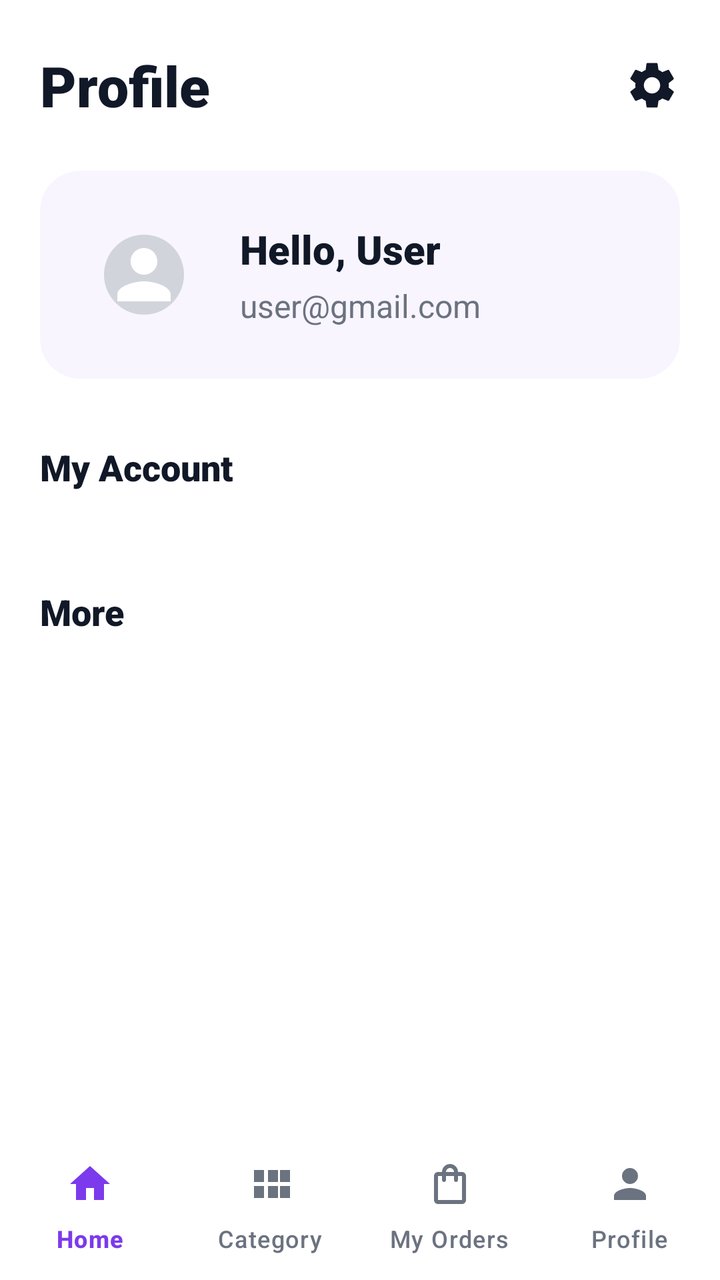
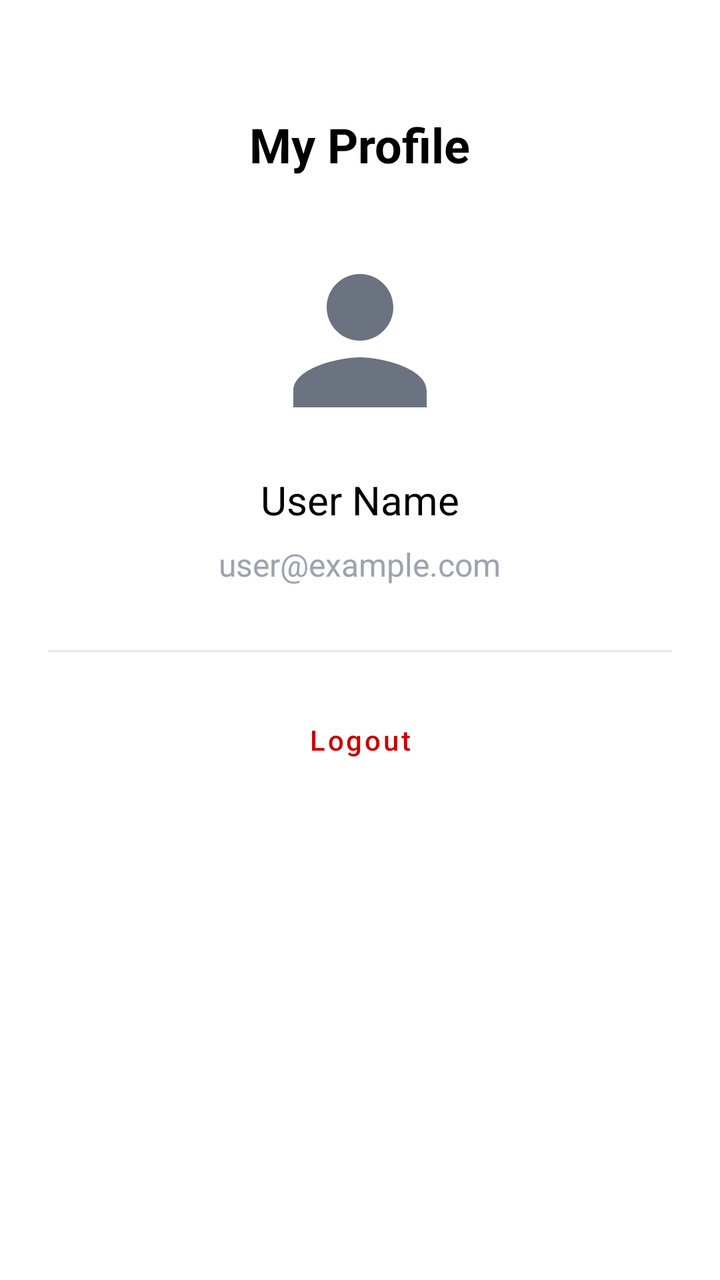

The first picture is an Android layout as it rendered before a commit; the second is the same layout after the commit. The layout source and the unified diff follow.
<!-- AndroidManifest.xml: activity theme Theme.LightShop -->
<!-- res/layout/activity_profile.xml -->
<?xml version="1.0" encoding="utf-8"?>
<androidx.constraintlayout.widget.ConstraintLayout xmlns:android="http://schemas.android.com/apk/res/android"
    xmlns:app="http://schemas.android.com/apk/res-auto"
    xmlns:tools="http://schemas.android.com/tools"
    android:layout_width="match_parent"
    android:layout_height="match_parent"
    android:background="@color/background">

    <androidx.core.widget.NestedScrollView
        android:layout_width="match_parent"
        android:layout_height="0dp"
        app:layout_constraintBottom_toTopOf="@+id/bottomNavigation"
        app:layout_constraintTop_toTopOf="parent">

        <androidx.constraintlayout.widget.ConstraintLayout
            android:layout_width="match_parent"
            android:layout_height="wrap_content"
            android:paddingHorizontal="20dp"
            android:paddingTop="24dp"
            android:paddingBottom="20dp">

            
            <TextView
                android:id="@+id/tvTitle"
                android:layout_width="wrap_content"
                android:layout_height="wrap_content"
                android:fontFamily="sans-serif-black"
                android:text="Profile"
                android:textColor="@color/text_primary"
                android:textSize="28sp"
                app:layout_constraintStart_toStartOf="parent"
                app:layout_constraintTop_toTopOf="parent" />

            <ImageView
                android:id="@+id/ivSettings"
                android:layout_width="28dp"
                android:layout_height="28dp"
                android:contentDescription="@null"
                android:src="@drawable/ic_settings"
                app:layout_constraintBottom_toBottomOf="@+id/tvTitle"
                app:layout_constraintEnd_toEndOf="parent"
                app:layout_constraintTop_toTopOf="@+id/tvTitle" />

            
            <com.google.android.material.card.MaterialCardView
                android:id="@+id/userCard"
                android:layout_width="match_parent"
                android:layout_height="wrap_content"
                android:layout_marginTop="24dp"
                app:cardBackgroundColor="@color/profile_card_bg"
                app:cardCornerRadius="20dp"
                app:cardElevation="0dp"
                app:layout_constraintTop_toBottomOf="@+id/tvTitle"
                app:strokeWidth="0dp">

                <androidx.constraintlayout.widget.ConstraintLayout
                    android:layout_width="match_parent"
                    android:layout_height="wrap_content"
                    android:padding="20dp">

                    <com.google.android.material.imageview.ShapeableImageView
                        android:id="@+id/ivUserProfile"
                        android:layout_width="64dp"
                        android:layout_height="64dp"
                        android:background="#D1D5DB"
                        android:scaleType="centerCrop"
                        android:src="@drawable/ic_person_24"
                        android:padding="12dp"
                        app:layout_constraintBottom_toBottomOf="parent"
                        app:layout_constraintStart_toStartOf="parent"
                        app:layout_constraintTop_toTopOf="parent"
                        app:shapeAppearanceOverlay="@style/CircleImage"
                        app:tint="@color/white" />

                    <TextView
                        android:id="@+id/tvUserName"
                        android:layout_width="wrap_content"
                        android:layout_height="wrap_content"
                        android:layout_marginStart="16dp"
                        android:fontFamily="sans-serif-black"
                        android:text="Hello, User"
                        android:textColor="@color/text_primary"
                        android:textSize="20sp"
                        app:layout_constraintBottom_toTopOf="@+id/tvUserEmail"
                        app:layout_constraintStart_toEndOf="@+id/ivUserProfile"
                        app:layout_constraintTop_toTopOf="@+id/ivUserProfile"
                        app:layout_constraintVertical_chainStyle="packed" />

                    <TextView
                        android:id="@+id/tvUserEmail"
                        android:layout_width="wrap_content"
                        android:layout_height="wrap_content"
                        android:layout_marginTop="4dp"
                        android:text="user@gmail.com"
                        android:textColor="@color/text_subtitle"
                        android:textSize="16sp"
                        app:layout_constraintBottom_toBottomOf="@+id/ivUserProfile"
                        app:layout_constraintStart_toStartOf="@+id/tvUserName"
                        app:layout_constraintTop_toBottomOf="@+id/tvUserName" />

                </androidx.constraintlayout.widget.ConstraintLayout>

            </com.google.android.material.card.MaterialCardView>

            
            <TextView
                android:id="@+id/tvMyAccountLabel"
                android:layout_width="wrap_content"
                android:layout_height="wrap_content"
                android:layout_marginTop="32dp"
                android:fontFamily="sans-serif-black"
                android:text="My Account"
                android:textColor="@color/text_primary"
                android:textSize="18sp"
                app:layout_constraintStart_toStartOf="parent"
                app:layout_constraintTop_toBottomOf="@+id/userCard" />

            <com.google.android.material.card.MaterialCardView
                android:id="@+id/cardMyAccount"
                android:layout_width="match_parent"
                android:layout_height="wrap_content"
                android:layout_marginTop="16dp"
                app:cardBackgroundColor="@color/white"
                app:cardCornerRadius="20dp"
                app:cardElevation="2dp"
                app:layout_constraintTop_toBottomOf="@+id/tvMyAccountLabel"
                app:strokeColor="@color/divider_color"
                app:strokeWidth="1dp">

                <androidx.recyclerview.widget.RecyclerView
                    android:id="@+id/rvMyAccount"
                    android:layout_width="match_parent"
                    android:layout_height="wrap_content"
                    android:overScrollMode="never"
                    tools:itemCount="5"
                    tools:listitem="@layout/item_profile_menu" />

            </com.google.android.material.card.MaterialCardView>

            
            <TextView
                android:id="@+id/tvMoreLabel"
                android:layout_width="wrap_content"
                android:layout_height="wrap_content"
                android:layout_marginTop="32dp"
                android:fontFamily="sans-serif-black"
                android:text="More"
                android:textColor="@color/text_primary"
                android:textSize="18sp"
                app:layout_constraintStart_toStartOf="parent"
                app:layout_constraintTop_toBottomOf="@+id/cardMyAccount" />

            <com.google.android.material.card.MaterialCardView
                android:id="@+id/cardMore"
                android:layout_width="match_parent"
                android:layout_height="wrap_content"
                android:layout_marginTop="16dp"
                android:layout_marginBottom="20dp"
                app:cardBackgroundColor="@color/white"
                app:cardCornerRadius="20dp"
                app:cardElevation="2dp"
                app:layout_constraintBottom_toBottomOf="parent"
                app:layout_constraintTop_toBottomOf="@+id/tvMoreLabel"
                app:strokeColor="@color/divider_color"
                app:strokeWidth="1dp">

                <androidx.recyclerview.widget.RecyclerView
                    android:id="@+id/rvMore"
                    android:layout_width="match_parent"
                    android:layout_height="wrap_content"
                    android:overScrollMode="never"
                    tools:itemCount="4"
                    tools:listitem="@layout/item_profile_menu" />

            </com.google.android.material.card.MaterialCardView>

        </androidx.constraintlayout.widget.ConstraintLayout>

    </androidx.core.widget.NestedScrollView>

    <com.google.android.material.bottomnavigation.BottomNavigationView
        android:id="@+id/bottomNavigation"
        android:layout_width="match_parent"
        android:layout_height="72dp"
        android:background="@color/white"
        app:itemIconSize="24dp"
        app:itemIconTint="@color/nav_item_tint"
        app:itemRippleColor="@null"
        app:itemTextColor="@color/nav_item_tint"
        app:labelVisibilityMode="labeled"
        app:layout_constraintBottom_toBottomOf="parent"
        app:menu="@menu/bottom_nav_menu" />

</androidx.constraintlayout.widget.ConstraintLayout>
<!-- res/layout/item_profile_menu.xml (included above) -->
<?xml version="1.0" encoding="utf-8"?>
<LinearLayout xmlns:android="http://schemas.android.com/apk/res/android"
    xmlns:app="http://schemas.android.com/apk/res-auto"
    android:layout_width="match_parent"
    android:layout_height="wrap_content"
    android:orientation="vertical">

    <androidx.constraintlayout.widget.ConstraintLayout
        android:layout_width="match_parent"
        android:layout_height="56dp"
        android:background="?attr/selectableItemBackground"
        android:paddingHorizontal="16dp">

        <ImageView
            android:id="@+id/ivMenuIcon"
            android:layout_width="24dp"
            android:layout_height="24dp"
            android:contentDescription="@null"
            app:layout_constraintBottom_toBottomOf="parent"
            app:layout_constraintStart_toStartOf="parent"
            app:layout_constraintTop_toTopOf="parent"
            app:tint="@color/icon_color" />

        <TextView
            android:id="@+id/tvMenuTitle"
            android:layout_width="0dp"
            android:layout_height="wrap_content"
            android:layout_marginStart="16dp"
            android:fontFamily="sans-serif-medium"
            android:textColor="@color/text_primary"
            android:textSize="16sp"
            app:layout_constraintBottom_toBottomOf="parent"
            app:layout_constraintEnd_toStartOf="@+id/ivChevron"
            app:layout_constraintStart_toEndOf="@+id/ivMenuIcon"
            app:layout_constraintTop_toTopOf="parent" />

        <ImageView
            android:id="@+id/ivChevron"
            android:layout_width="20dp"
            android:layout_height="20dp"
            android:contentDescription="@null"
            android:src="@drawable/ic_chevron_right"
            app:layout_constraintBottom_toBottomOf="parent"
            app:layout_constraintEnd_toEndOf="parent"
            app:layout_constraintTop_toTopOf="parent"
            app:tint="@color/icon_color" />

    </androidx.constraintlayout.widget.ConstraintLayout>

    <View
        android:id="@+id/divider"
        android:layout_width="match_parent"
        android:layout_height="1dp"
        android:layout_marginStart="56dp"
        android:background="@color/divider_color" />

</LinearLayout>
<!-- resources referenced by this layout -->
<resources>
  <color name="background">#FFFFFF</color>
  <color name="divider_color">#E5E7EB</color>
  <color name="icon_color">#6B7280</color>
  <color name="profile_card_bg">#F8F5FF</color>
  <color name="text_primary">#111827</color>
  <color name="text_subtitle">#6B7280</color>
  <color name="white">#FFFFFFFF</color>
  <!-- drawable ic_chevron_right (drawable) -->
  <vector xmlns:android="http://schemas.android.com/apk/res/android"
      android:width="24dp"
      android:height="24dp"
      android:viewportWidth="24"
      android:viewportHeight="24">
      <path
          android:fillColor="#000000"
          android:pathData="M8.59,16.59L13.17,12L8.59,7.41L10,6L16,12L10,18L8.59,16.59Z"/>
  </vector>
  <!-- drawable ic_person_24 (drawable) -->
  <vector xmlns:android="http://schemas.android.com/apk/res/android"
      android:width="24dp"
      android:height="24dp"
      android:viewportWidth="24"
      android:viewportHeight="24"
      android:tint="@color/icon_color">
      <path
          android:fillColor="@android:color/white"
          android:pathData="M12,12c2.21,0 4,-1.79 4,-4s-1.79,-4 -4,-4 -4,1.79 -4,4 1.79,4 4,4zM12,14c-2.67,0 -8,1.34 -8,4v2h16v-2c0,-2.66 -5.33,-4 -8,-4z"/>
  </vector>
  <!-- drawable ic_settings (drawable) -->
  <vector xmlns:android="http://schemas.android.com/apk/res/android"
      android:width="24dp"
      android:height="24dp"
      android:viewportWidth="24"
      android:viewportHeight="24">
      <path
          android:fillColor="#111827"
          android:pathData="M19.14,12.94c0.04,-0.3 0.06,-0.61 0.06,-0.94c0,-0.32 -0.02,-0.64 -0.07,-0.94l2.03,-1.58c0.18,-0.14 0.23,-0.39 0.12,-0.59l-1.92,-3.32c-0.12,-0.2 -0.36,-0.27 -0.57,-0.19l-2.39,0.96c-0.5,-0.38 -1.03,-0.7 -1.62,-0.94L14.4,2.81c-0.04,-0.22 -0.24,-0.39 -0.47,-0.39h-3.84c-0.23,0 -0.43,0.17 -0.47,0.39L9.27,5.39C8.69,5.63 8.15,5.94 7.66,6.33L5.27,5.37c-0.21,-0.08 -0.45,-0.01 -0.57,0.19L2.78,8.88c-0.11,0.2 -0.06,0.45 0.12,0.59l2.03,1.58c-0.05,0.3 -0.07,0.62 -0.07,0.94s0.02,0.64 0.07,0.94l-2.03,1.58c-0.18,0.14 -0.23,0.39 -0.12,0.59l1.92,3.32c0.12,0.2 0.36,0.27 0.57,0.19l2.39,-0.96c0.5,0.38 1.03,0.7 1.62,0.94l0.36,2.54c0.05,0.22 0.24,0.39 0.47,0.39h3.84c0.23,0 0.43,-0.17 0.47,-0.39l0.36,-2.54c0.59,-0.24 1.13,-0.56 1.62,-0.94l2.39,0.96c0.21,0.08 0.45,0.01 0.57,-0.19l1.92,-3.32c0.11,-0.2 0.06,-0.45 -0.12,-0.59l-2.03,-1.58zM12,15.5c-1.93,0 -3.5,-1.57 -3.5,-3.5s1.57,-3.5 3.5,-3.5s3.5,1.57 3.5,3.5s-1.57,3.5 -3.5,3.5z"/>
  </vector>
  <style name="CircleImage" parent="">
          <item name="cornerSize">50%</item>
      </style>
  <style name="Theme.LightShop" parent="Base.Theme.LightShop" />
  <style name="Base.Theme.LightShop" parent="Theme.Material3.DayNight.NoActionBar">
          
          <item name="android:statusBarColor">@android:color/transparent</item>
          <item name="android:windowLightStatusBar">true</item>
      </style>
</resources>

<!-- the commit's change to res/layout/activity_profile.xml (unified diff, before → after) -->
@@ -1,252 +1,60 @@
 <?xml version="1.0" encoding="utf-8"?>
-<androidx.constraintlayout.widget.ConstraintLayout xmlns:android="http://schemas.android.com/apk/res/android"
-    xmlns:app="http://schemas.android.com/apk/res-auto"
-    xmlns:tools="http://schemas.android.com/tools"
+<LinearLayout xmlns:android="http://schemas.android.com/apk/res/android"
     android:layout_width="match_parent"
     android:layout_height="match_parent"
-    android:background="@color/background">
+    android:orientation="vertical"
+    android:padding="24dp"
+    android:gravity="center_horizontal"
+    android:background="@color/white">
 
-    <androidx.core.widget.NestedScrollView
+    <TextView
+        android:layout_width="wrap_content"
+        android:layout_height="wrap_content"
+        android:text="My Profile"
+        android:textSize="24sp"
+        android:textStyle="bold"
+        android:textColor="@color/black"
+        android:layout_marginTop="32dp"/>
+
+    <ImageView
+        android:layout_width="100dp"
+        android:layout_height="100dp"
+        android:src="@drawable/ic_person_24"
+        android:layout_marginTop="32dp"
+        android:contentDescription="Profile Picture"/>
+
+    <TextView
+        android:id="@+id/tv_profile_name"
+        android:layout_width="wrap_content"
+        android:layout_height="wrap_content"
+        android:text="User Name"
+        android:textSize="20sp"
+        android:textColor="@color/black"
+        android:layout_marginTop="16dp"/>
+
+    <TextView
+        android:id="@+id/tv_profile_email"
+        android:layout_width="wrap_content"
+        android:layout_height="wrap_content"
+        android:text="user@example.com"
+        android:textSize="16sp"
+        android:textColor="@color/text_hint"
+        android:layout_marginTop="8dp"/>
+
+    <View
         android:layout_width="match_parent"
-        android:layout_height="0dp"
-        app:layout_constraintBottom_toTopOf="@+id/bottomNavigation"
-        app:layout_constraintTop_toTopOf="parent">
+        android:layout_height="1dp"
+        android:background="@color/stroke_color"
+        android:layout_marginTop="32dp"/>
 
-        <androidx.constraintlayout.widget.ConstraintLayout
-            android:layout_width="match_parent"
-            android:layout_height="wrap_content"
-            android:paddingHorizontal="20dp"
-            android:paddingTop="24dp"
-            android:paddingBottom="20dp">
-
-            
-            <TextView
-                android:id="@+id/tvTitle"
-                android:layout_width="wrap_content"
-                android:layout_height="wrap_content"
-                android:fontFamily="sans-serif-black"
-                android:text="Profile"
-                android:textColor="@color/text_primary"
-                android:textSize="28sp"
-                app:layout_constraintStart_toStartOf="parent"
-                app:layout_constraintTop_toTopOf="parent" />
-
-            <ImageView
-                android:id="@+id/ivSettings"
-                android:layout_width="28dp"
-                android:layout_height="28dp"
-                android:contentDescription="@null"
-                android:src="@drawable/ic_settings"
-                app:layout_constraintBottom_toBottomOf="@+id/tvTitle"
-                app:layout_constraintEnd_toEndOf="parent"
-                app:layout_constraintTop_toTopOf="@+id/tvTitle" />
-
-            
-            <com.google.android.material.card.MaterialCardView
-                android:id="@+id/userCard"
-                android:layout_width="match_parent"
-                android:layout_height="wrap_content"
-                android:layout_marginTop="24dp"
-                app:cardBackgroundColor="@color/profile_card_bg"
-                app:cardCornerRadius="20dp"
-                app:cardElevation="0dp"
-                app:layout_constraintTop_toBottomOf="@+id/tvTitle"
-                app:strokeWidth="0dp">
-
-                <androidx.constraintlayout.widget.ConstraintLayout
-                    android:layout_width="match_parent"
-                    android:layout_height="wrap_content"
-                    android:padding="20dp">
-
-                    <com.google.android.material.imageview.ShapeableImageView
-                        android:id="@+id/ivUserProfile"
-                        android:layout_width="64dp"
-                        android:layout_height="64dp"
-                        android:background="#D1D5DB"
-                        android:scaleType="centerCrop"
-                        android:src="@drawable/ic_person_24"
-                        android:padding="12dp"
-                        app:layout_constraintBottom_toBottomOf="parent"
-                        app:layout_constraintStart_toStartOf="parent"
-                        app:layout_constraintTop_toTopOf="parent"
-                        app:shapeAppearanceOverlay="@style/CircleImage"
-                        app:tint="@color/white" />
-
-                    <TextView
-                        android:id="@+id/tvUserName"
-                        android:layout_width="wrap_content"
-                        android:layout_height="wrap_content"
-                        android:layout_marginStart="16dp"
-                        android:fontFamily="sans-serif-black"
-                        android:text="Hello, User"
-                        android:textColor="@color/text_primary"
-                        android:textSize="20sp"
-                        app:layout_constraintBottom_toTopOf="@+id/tvUserEmail"
-                        app:layout_constraintStart_toEndOf="@+id/ivUserProfile"
-                        app:layout_constraintTop_toTopOf="@+id/ivUserProfile"
-                        app:layout_constraintVertical_chainStyle="packed" />
-
-                    <TextView
-                        android:id="@+id/tvUserEmail"
-                        android:layout_width="wrap_content"
-                        android:layout_height="wrap_content"
-                        android:layout_marginTop="4dp"
-                        android:text="user@gmail.com"
-                        android:textColor="@color/text_subtitle"
-                        android:textSize="16sp"
-                        app:layout_constraintBottom_toBottomOf="@+id/ivUserProfile"
-                        app:layout_constraintStart_toStartOf="@+id/tvUserName"
-                        app:layout_constraintTop_toBottomOf="@+id/tvUserName" />
-
-                </androidx.constraintlayout.widget.ConstraintLayout>
-
-            </com.google.android.material.card.MaterialCardView>
-
-            
-            <TextView
-                android:id="@+id/tvMyAccountLabel"
-                android:layout_width="wrap_content"
-                android:layout_height="wrap_content"
-                android:layout_marginTop="32dp"
-                android:fontFamily="sans-serif-black"
-                android:text="My Account"
-                android:textColor="@color/text_primary"
-                android:textSize="18sp"
-                app:layout_constraintStart_toStartOf="parent"
-                app:layout_constraintTop_toBottomOf="@+id/userCard" />
-
-            <com.google.android.material.card.MaterialCardView
-                android:id="@+id/cardMyAccount"
-                android:layout_width="match_parent"
-                android:layout_height="wrap_content"
-                android:layout_marginTop="16dp"
-                app:cardBackgroundColor="@color/white"
-                app:cardCornerRadius="20dp"
-                app:cardElevation="2dp"
-                app:layout_constraintTop_toBottomOf="@+id/tvMyAccountLabel"
-                app:strokeColor="@color/divider_color"
-                app:strokeWidth="1dp">
-
-                <androidx.recyclerview.widget.RecyclerView
-                    android:id="@+id/rvMyAccount"
-                    android:layout_width="match_parent"
-                    android:layout_height="wrap_content"
-                    android:overScrollMode="never"
-                    tools:itemCount="5"
-                    tools:listitem="@layout/item_profile_menu" />
-
-            </com.google.android.material.card.MaterialCardView>
-
-            
-            <TextView
-                android:id="@+id/tvMoreLabel"
-                android:layout_width="wrap_content"
-                android:layout_height="wrap_content"
-                android:layout_marginTop="32dp"
-                android:fontFamily="sans-serif-black"
-                android:text="More"
-                android:textColor="@color/text_primary"
-                android:textSize="18sp"
-                app:layout_constraintStart_toStartOf="parent"
-                app:layout_constraintTop_toBottomOf="@+id/cardMyAccount" />
-
-            <com.google.android.material.card.MaterialCardView
-                android:id="@+id/cardMore"
-                android:layout_width="match_parent"
-                android:layout_height="wrap_content"
-                android:layout_marginTop="16dp"
-                android:layout_marginBottom="20dp"
-                app:cardBackgroundColor="@color/white"
-                app:cardCornerRadius="20dp"
-                app:cardElevation="2dp"
-                app:layout_constraintBottom_toBottomOf="parent"
-                app:layout_constraintTop_toBottomOf="@+id/tvMoreLabel"
-                app:strokeColor="@color/divider_color"
-                app:strokeWidth="1dp">
-
-                <androidx.recyclerview.widget.RecyclerView
-                    android:id="@+id/rvMore"
-                    android:layout_width="match_parent"
-                    android:layout_height="wrap_content"
-                    android:overScrollMode="never"
-                    tools:itemCount="4"
-                    tools:listitem="@layout/item_profile_menu" />
-
-            </com.google.android.material.card.MaterialCardView>
-
-        </androidx.constraintlayout.widget.ConstraintLayout>
-
-    </androidx.core.widget.NestedScrollView>
-
-    <com.google.android.material.bottomnavigation.BottomNavigationView
-        android:id="@+id/bottomNavigation"
-        android:layout_width="match_parent"
-        android:layout_height="72dp"
-        android:background="@color/white"
-        app:itemIconSize="24dp"
-        app:itemIconTint="@color/nav_item_tint"
-        app:itemRippleColor="@null"
-        app:itemTextColor="@color/nav_item_tint"
-        app:labelVisibilityMode="labeled"
-        app:layout_constraintBottom_toBottomOf="parent"
-        app:menu="@menu/bottom_nav_menu" />
-
-</androidx.constraintlayout.widget.ConstraintLayout>
-<!-- res/layout/item_profile_menu.xml (included above) -->
-<?xml version="1.0" encoding="utf-8"?>
-<LinearLayout xmlns:android="http://schemas.android.com/apk/res/android"
-    xmlns:app="http://schemas.android.com/apk/res-auto"
-    android:layout_width="match_parent"
-    android:layout_height="wrap_content"
-    android:orientation="vertical">
-
-    <androidx.constraintlayout.widget.ConstraintLayout
+    <com.google.android.material.button.MaterialButton
+        android:id="@+id/btn_logout"
+        style="@style/Widget.MaterialComponents.Button.TextButton"
         android:layout_width="match_parent"
         android:layout_height="56dp"
-        android:background="?attr/selectableItemBackground"
-        android:paddingHorizontal="16dp">
-
-        <ImageView
-            android:id="@+id/ivMenuIcon"
-            android:layout_width="24dp"
-            android:layout_height="24dp"
-            android:contentDescription="@null"
-            app:layout_constraintBottom_toBottomOf="parent"
-            app:layout_constraintStart_toStartOf="parent"
-            app:layout_constraintTop_toTopOf="parent"
-            app:tint="@color/icon_color" />
-
-        <TextView
-            android:id="@+id/tvMenuTitle"
-            android:layout_width="0dp"
-            android:layout_height="wrap_content"
-            android:layout_marginStart="16dp"
-            android:fontFamily="sans-serif-medium"
-            android:textColor="@color/text_primary"
-            android:textSize="16sp"
-            app:layout_constraintBottom_toBottomOf="parent"
-            app:layout_constraintEnd_toStartOf="@+id/ivChevron"
-            app:layout_constraintStart_toEndOf="@+id/ivMenuIcon"
-            app:layout_constraintTop_toTopOf="parent" />
-
-        <ImageView
-            android:id="@+id/ivChevron"
-            android:layout_width="20dp"
-            android:layout_height="20dp"
-            android:contentDescription="@null"
-            android:src="@drawable/ic_chevron_right"
-            app:layout_constraintBottom_toBottomOf="parent"
-            app:layout_constraintEnd_toEndOf="parent"
-            app:layout_constraintTop_toTopOf="parent"
-            app:tint="@color/icon_color" />
-
-    </androidx.constraintlayout.widget.ConstraintLayout>
-
-    <View
-        android:id="@+id/divider"
-        android:layout_width="match_parent"
-        android:layout_height="1dp"
-        android:layout_marginStart="56dp"
-        android:background="@color/divider_color" />
+        android:layout_marginTop="16dp"
+        android:text="Logout"
+        android:textColor="@android:color/holo_red_dark"
+        android:textAllCaps="false"/>
 
 </LinearLayout>
<!-- resource entries referenced after the edit -->
@@ -1,22 +1,9 @@
 <!-- resources referenced by this layout -->
 <resources>
-  <color name="background">#FFFFFF</color>
-  <color name="divider_color">#E5E7EB</color>
-  <color name="icon_color">#6B7280</color>
-  <color name="profile_card_bg">#F8F5FF</color>
-  <color name="text_primary">#111827</color>
-  <color name="text_subtitle">#6B7280</color>
+  <color name="black">#FF000000</color>
+  <color name="stroke_color">#E5E7EB</color>
+  <color name="text_hint">#9CA3AF</color>
   <color name="white">#FFFFFFFF</color>
-  <!-- drawable ic_chevron_right (drawable) -->
-  <vector xmlns:android="http://schemas.android.com/apk/res/android"
-      android:width="24dp"
-      android:height="24dp"
-      android:viewportWidth="24"
-      android:viewportHeight="24">
-      <path
-          android:fillColor="#000000"
-          android:pathData="M8.59,16.59L13.17,12L8.59,7.41L10,6L16,12L10,18L8.59,16.59Z"/>
-  </vector>
   <!-- drawable ic_person_24 (drawable) -->
   <vector xmlns:android="http://schemas.android.com/apk/res/android"
       android:width="24dp"
@@ -28,20 +15,8 @@
           android:fillColor="@android:color/white"
           android:pathData="M12,12c2.21,0 4,-1.79 4,-4s-1.79,-4 -4,-4 -4,1.79 -4,4 1.79,4 4,4zM12,14c-2.67,0 -8,1.34 -8,4v2h16v-2c0,-2.66 -5.33,-4 -8,-4z"/>
   </vector>
-  <!-- drawable ic_settings (drawable) -->
-  <vector xmlns:android="http://schemas.android.com/apk/res/android"
-      android:width="24dp"
-      android:height="24dp"
-      android:viewportWidth="24"
-      android:viewportHeight="24">
-      <path
-          android:fillColor="#111827"
-          android:pathData="M19.14,12.94c0.04,-0.3 0.06,-0.61 0.06,-0.94c0,-0.32 -0.02,-0.64 -0.07,-0.94l2.03,-1.58c0.18,-0.14 0.23,-0.39 0.12,-0.59l-1.92,-3.32c-0.12,-0.2 -0.36,-0.27 -0.57,-0.19l-2.39,0.96c-0.5,-0.38 -1.03,-0.7 -1.62,-0.94L14.4,2.81c-0.04,-0.22 -0.24,-0.39 -0.47,-0.39h-3.84c-0.23,0 -0.43,0.17 -0.47,0.39L9.27,5.39C8.69,5.63 8.15,5.94 7.66,6.33L5.27,5.37c-0.21,-0.08 -0.45,-0.01 -0.57,0.19L2.78,8.88c-0.11,0.2 -0.06,0.45 0.12,0.59l2.03,1.58c-0.05,0.3 -0.07,0.62 -0.07,0.94s0.02,0.64 0.07,0.94l-2.03,1.58c-0.18,0.14 -0.23,0.39 -0.12,0.59l1.92,3.32c0.12,0.2 0.36,0.27 0.57,0.19l2.39,-0.96c0.5,0.38 1.03,0.7 1.62,0.94l0.36,2.54c0.05,0.22 0.24,0.39 0.47,0.39h3.84c0.23,0 0.43,-0.17 0.47,-0.39l0.36,-2.54c0.59,-0.24 1.13,-0.56 1.62,-0.94l2.39,0.96c0.21,0.08 0.45,0.01 0.57,-0.19l1.92,-3.32c0.11,-0.2 0.06,-0.45 -0.12,-0.59l-2.03,-1.58zM12,15.5c-1.93,0 -3.5,-1.57 -3.5,-3.5s1.57,-3.5 3.5,-3.5s3.5,1.57 3.5,3.5s-1.57,3.5 -3.5,3.5z"/>
-  </vector>
-  <style name="CircleImage" parent="">
-          <item name="cornerSize">50%</item>
-      </style>
   <style name="Theme.LightShop" parent="Base.Theme.LightShop" />
+  <color name="icon_color">#6B7280</color>
   <style name="Base.Theme.LightShop" parent="Theme.Material3.DayNight.NoActionBar">
           
           <item name="android:statusBarColor">@android:color/transparent</item>
